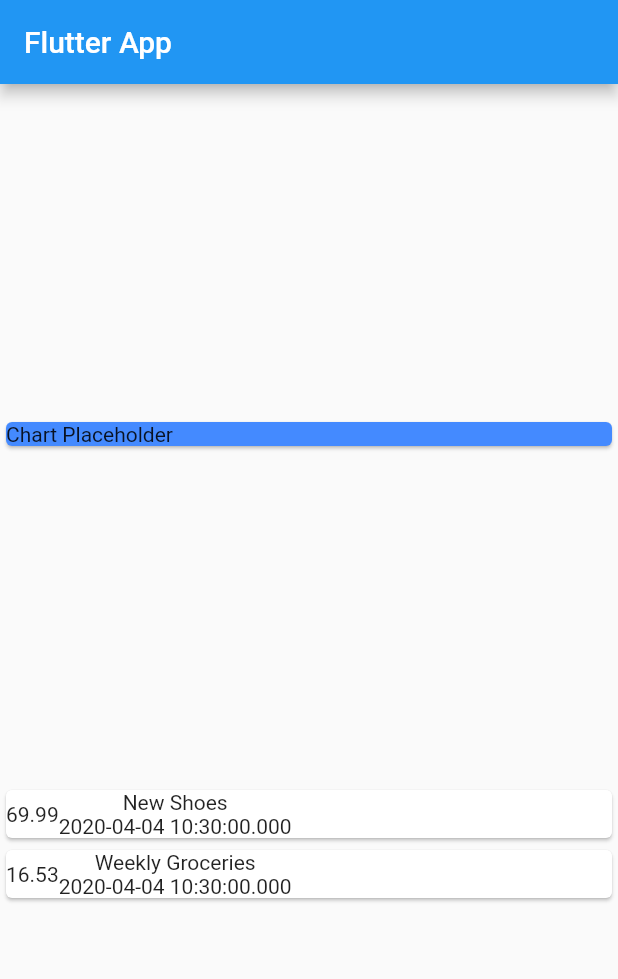
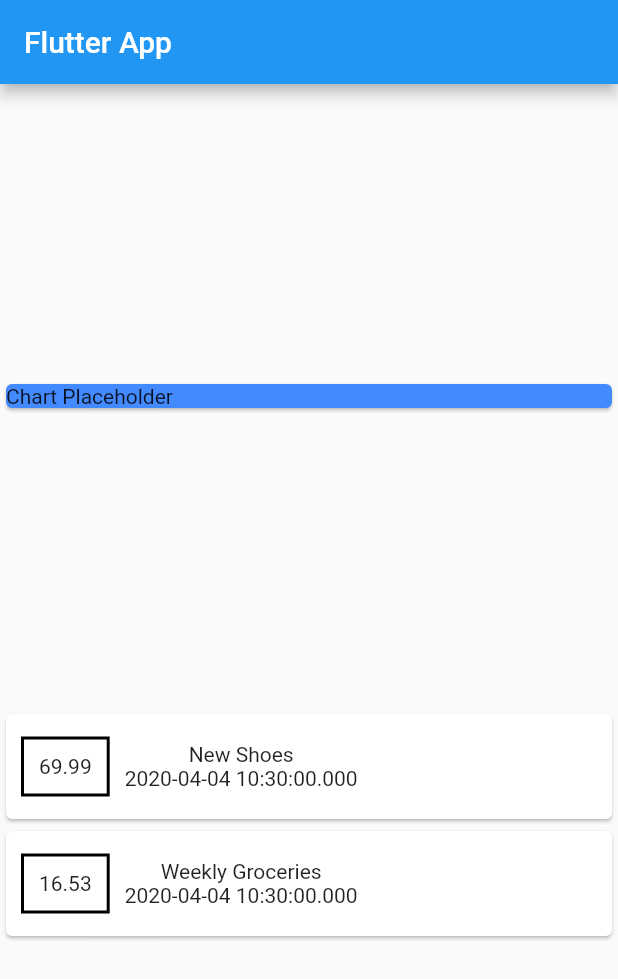
Before and after one commit to PatrickChow0803/Expenses-Tracker, a Flutter app: the screen it shows after launch, on a phone screen of 412 x 824 dp. Shown: the top 979 px of the screen. Run offline on Flutter 3.47's test engine with Material 2 defaults, Android fonts, the phone set to English and light mode, and no system bars.

Commit message:
Made adjustments to the container

```diff
--- a/flutter_app/lib/screens/home_screen.dart
+++ b/flutter_app/lib/screens/home_screen.dart
@@ -41,8 +41,16 @@ class HomeScreen extends StatelessWidget {
               return Card(
                   child: Row(
                 children: <Widget>[
-                  Text(
-                    trans.amount.toString(),
+                  Container(
+                    margin:
+                        EdgeInsets.symmetric(vertical: 15.0, horizontal: 10.0),
+                    decoration: BoxDecoration(
+                      border: Border.all(color: Colors.black, width: 2.0),
+                    ),
+                    padding: EdgeInsets.all(10),
+                    child: Text(
+                      trans.amount.toString(),
+                    ),
                   ),
                   Column(
                     children: <Widget>[
```
